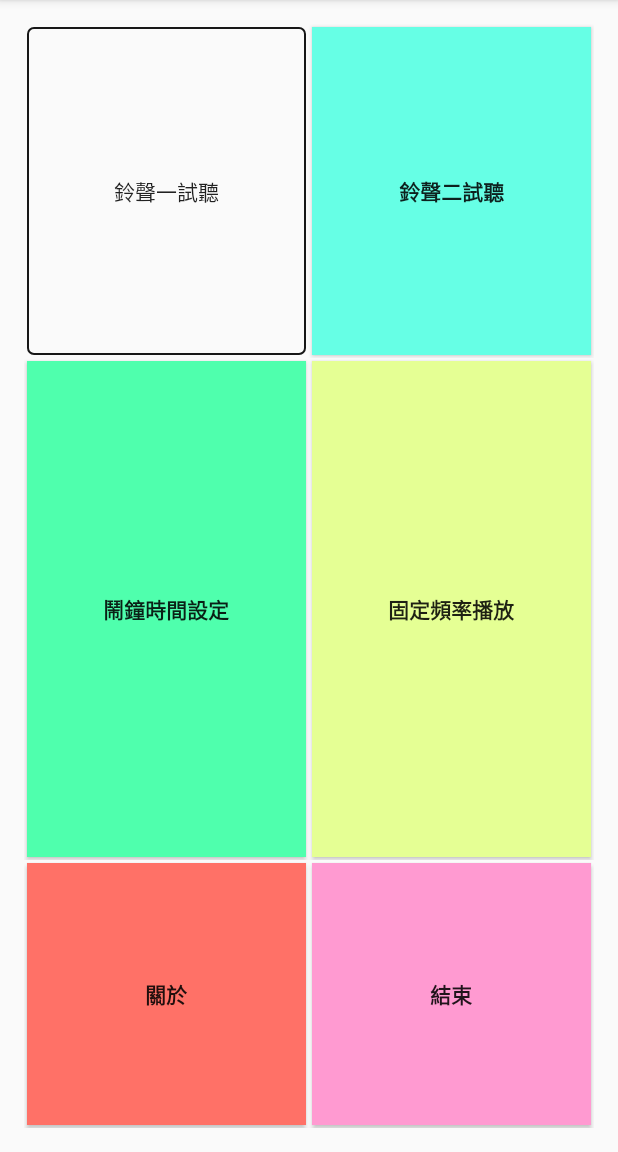
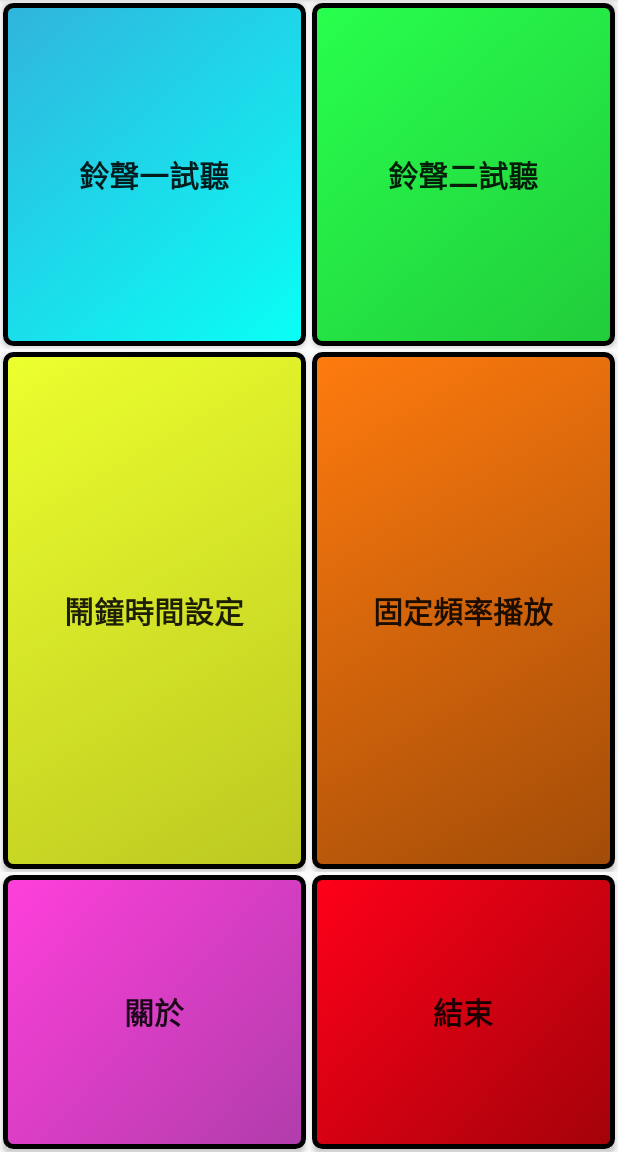
Before and after one commit to jordanSu/HonJeiAlarm, an Android app: the screen it shows after launch (HomeActivity), on a phone screen of 412 x 824 dp, the part 84-1236 px from its top. Run offline under Robolectric (Android 15) with nearby library versions, the phone set to English and light mode, and no system bars.

Commit message:
Home page all button restyling

```diff
--- a/app/src/main/java/com/example/user/recall/HomeActivity.java
+++ b/app/src/main/java/com/example/user/recall/HomeActivity.java
@@ -106,8 +106,8 @@ public class HomeActivity extends AppCompatActivity {
                 case R.id.aboutButton:
                     //TODO: AlertDialog to show the info of this app and inventor
                     new AlertDialog.Builder(HomeActivity.this)
-                            .setTitle("關於這個App")
-                            .setMessage("夯姐的時鐘:FB聊天室\n只是為了好玩而已\nApp Inventor:哲哲")
+                            .setTitle("關於 夯姐的時鐘:FB聊天室")
+                            .setMessage("只是為了好玩而已\nApp Inventor:哲哲")
                             .setPositiveButton("確定", new DialogInterface.OnClickListener() {
                                 @Override
                                 public void onClick(DialogInterface dialog, int which) {
--- a/app/src/main/res/drawable/button.xml
+++ b/app/src/main/res/drawable/button1.xml
@@ -2,17 +2,17 @@
 <selector xmlns:android="http://schemas.android.com/apk/res/android">
     <item android:state_pressed="true">
         <shape>
-            <solid android:color="#343434"></solid>
-            <stroke android:color="#171717" android:width="1dp"></stroke>
-            <corners android:radius="3dp"></corners>
+            <solid android:color="#1394a3"></solid>
+            <stroke android:color="#000000" android:width="3dp"></stroke>
+            <corners android:radius="5dp"></corners>
             <padding android:bottom="10dp" android:left="10dp" android:right="10dp" android:top="10dp"></padding>
         </shape>
     </item>
     <item>
         <shape>
-            <gradient android:angle="270" android:color="#343434"></gradient>
-            <stroke android:color="#171717" android:width="1dp"></stroke>
-            <corners android:radius="4dp"></corners>
+            <gradient android:angle="315" android:startColor="#31b4dd" android:endColor="#09fff6"></gradient>
+            <stroke android:color="#000000" android:width="3dp"></stroke>
+            <corners android:radius="5dp"></corners>
             <padding android:bottom="10dp" android:left="10dp" android:right="10dp" android:top="10dp"></padding>
         </shape>
     </item>
--- /dev/null
+++ b/app/src/main/res/drawable/button2.xml
@@ -0,0 +1,17 @@
+<?xml version="1.0" encoding="utf-8"?>
+<selector xmlns:android="http://schemas.android.com/apk/res/android">
+    <item android:state_pressed="true">
+        <shape>
+            <solid android:color="#1a641a"></solid>
+            <stroke android:color="#000000" android:width="3dp"></stroke>
+            <corners android:radius="5dp"></corners>
+        </shape>
+    </item>
+    <item>
+        <shape>
+            <gradient android:angle="315" android:startColor="#28ff4d" android:endColor="#21cc3b"></gradient>
+            <stroke android:color="#000000" android:width="3dp"></stroke>
+            <corners android:radius="5dp"></corners>
+        </shape>
+    </item>
+</selector>
--- /dev/null
+++ b/app/src/main/res/drawable/button3.xml
@@ -0,0 +1,17 @@
+<?xml version="1.0" encoding="utf-8"?>
+<selector xmlns:android="http://schemas.android.com/apk/res/android">
+    <item android:state_pressed="true">
+        <shape>
+            <solid android:color="#637216"></solid>
+            <stroke android:color="#000000" android:width="3dp"></stroke>
+            <corners android:radius="5dp"></corners>
+        </shape>
+    </item>
+    <item>
+        <shape>
+            <gradient android:angle="315" android:startColor="#ecff2e" android:endColor="#bcc821"></gradient>
+            <stroke android:color="#000000" android:width="3dp"></stroke>
+            <corners android:radius="5dp"></corners>
+        </shape>
+    </item>
+</selector>
--- /dev/null
+++ b/app/src/main/res/drawable/button4.xml
@@ -0,0 +1,17 @@
+<?xml version="1.0" encoding="utf-8"?>
+<selector xmlns:android="http://schemas.android.com/apk/res/android">
+    <item android:state_pressed="true">
+        <shape>
+            <solid android:color="#72481b"></solid>
+            <stroke android:color="#000000" android:width="3dp"></stroke>
+            <corners android:radius="5dp"></corners>
+        </shape>
+    </item>
+    <item>
+        <shape>
+            <gradient android:angle="315" android:startColor="#ff7b0e" android:endColor="#a24c08"></gradient>
+            <stroke android:color="#000000" android:width="3dp"></stroke>
+            <corners android:radius="5dp"></corners>
+        </shape>
+    </item>
+</selector>
--- /dev/null
+++ b/app/src/main/res/drawable/button5.xml
@@ -0,0 +1,17 @@
+<?xml version="1.0" encoding="utf-8"?>
+<selector xmlns:android="http://schemas.android.com/apk/res/android">
+    <item android:state_pressed="true">
+        <shape>
+            <solid android:color="#6b2072"></solid>
+            <stroke android:color="#000000" android:width="3dp"></stroke>
+            <corners android:radius="5dp"></corners>
+        </shape>
+    </item>
+    <item>
+        <shape>
+            <gradient android:angle="315" android:startColor="#ff3fdb" android:endColor="#b03dab"></gradient>
+            <stroke android:color="#000000" android:width="3dp"></stroke>
+            <corners android:radius="5dp"></corners>
+        </shape>
+    </item>
+</selector>
--- /dev/null
+++ b/app/src/main/res/drawable/button6.xml
@@ -0,0 +1,17 @@
+<?xml version="1.0" encoding="utf-8"?>
+<selector xmlns:android="http://schemas.android.com/apk/res/android">
+    <item android:state_pressed="true">
+        <shape>
+            <solid android:color="#72040b"></solid>
+            <stroke android:color="#000000" android:width="3dp"></stroke>
+            <corners android:radius="5dp"></corners>
+        </shape>
+    </item>
+    <item>
+        <shape>
+            <gradient android:angle="315" android:startColor="#ff0019" android:endColor="#a3020a"></gradient>
+            <stroke android:color="#000000" android:width="3dp"></stroke>
+            <corners android:radius="5dp"></corners>
+        </shape>
+    </item>
+</selector>
--- a/app/src/main/res/layout/activity_home.xml
+++ b/app/src/main/res/layout/activity_home.xml
@@ -2,10 +2,7 @@
     xmlns:tools="http://schemas.android.com/tools"
     android:layout_width="match_parent"
     android:layout_height="match_parent"
-    android:paddingLeft="@dimen/activity_horizontal_margin"
-    android:paddingRight="@dimen/activity_horizontal_margin"
-    android:paddingTop="@dimen/activity_vertical_margin"
-    android:paddingBottom="@dimen/activity_vertical_margin"
+
     android:orientation="vertical"
     tools:context="com.example.user.recall.HomeActivity">
 
@@ -22,9 +19,10 @@
             android:text="鈴聲一試聽"
             android:id="@+id/listen1Button"
             android:layout_weight="1"
-            android:background="@drawable/button"
-
-            android:layout_margin="2dp"/>
+            android:background="@drawable/button1"
+            android:layout_margin="2dp"
+            android:textStyle="bold"
+            android:textSize="20dp" />
 
         <Button
             android:layout_width="0dp"
@@ -32,9 +30,10 @@
             android:text="鈴聲二試聽"
             android:id="@+id/listen2Button"
             android:layout_weight="1"
-            android:background="#66ffe5"
+            android:background="@drawable/button2"
             android:textStyle="bold"
-            android:layout_margin="2dp"/>
+            android:layout_margin="2dp"
+            android:textSize="20dp" />
     </LinearLayout>
 
     <LinearLayout
@@ -50,9 +49,10 @@
             android:text="鬧鐘時間設定"
             android:id="@+id/timesetButton"
             android:layout_weight="1"
-            android:background="#4fffad"
+            android:background="@drawable/button3"
             android:textStyle="bold"
-            android:layout_margin="2dp"/>
+            android:layout_margin="2dp"
+            android:textSize="20dp" />
 
         <Button
             android:layout_width="0dp"
@@ -60,9 +60,10 @@
             android:text="固定頻率播放"
             android:id="@+id/frequencyButton"
             android:layout_weight="1"
-            android:background="#e5ff94"
+            android:background="@drawable/button4"
             android:textStyle="bold"
-            android:layout_margin="2dp"/>
+            android:layout_margin="2dp"
+            android:textSize="20dp" />
     </LinearLayout>
 
     <LinearLayout
@@ -78,9 +79,10 @@
             android:text="關於"
             android:id="@+id/aboutButton"
             android:layout_weight="1"
-            android:background="#ff7167"
+            android:background="@drawable/button5"
             android:textStyle="bold"
-            android:layout_margin="2dp"/>
+            android:layout_margin="2dp"
+            android:textSize="20dp" />
 
         <Button
             android:layout_width="0dp"
@@ -88,9 +90,10 @@
             android:text="結束"
             android:id="@+id/exitButton"
             android:layout_weight="1"
-            android:background="#ff9ad1"
+            android:background="@drawable/button6"
             android:textStyle="bold"
-            android:layout_margin="2dp"/>
+            android:layout_margin="2dp"
+            android:textSize="20dp" />
     </LinearLayout>
 
 </LinearLayout>
```
